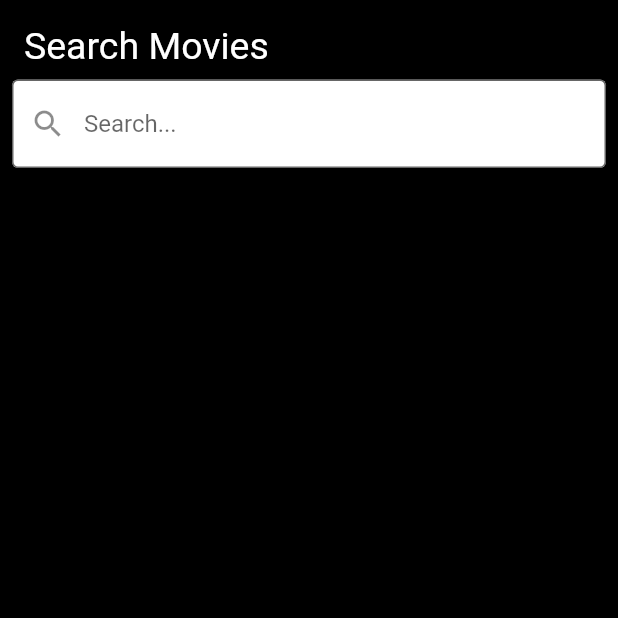
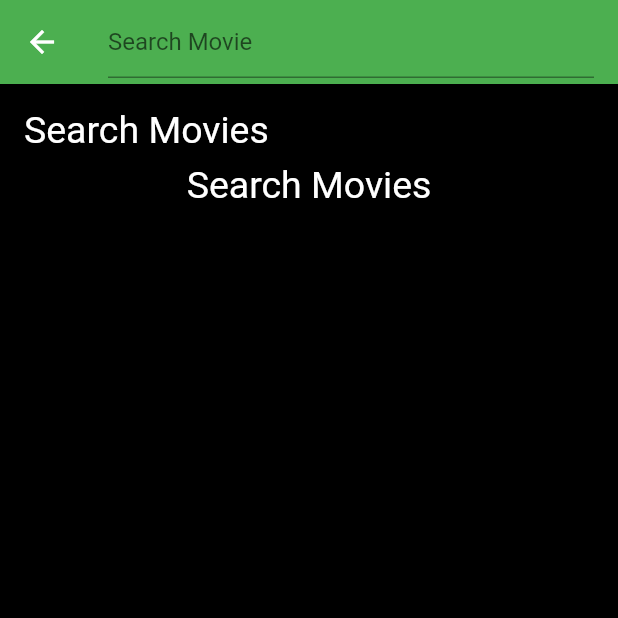
Before and after one commit to Pramod800/movie_application, a Flutter app: the screen it shows after launch, after a tap on an icon or button, on a phone screen of 412 x 824 dp, the top half of it. Run offline on Flutter 3.47's test engine with Material 2 defaults, Android fonts, the phone set to English and light mode, and no system bars; our stand-ins replace auto_route, bloc, cached_network_image, dio, equatable, flutter_bloc and 1 more; network calls fail.

Commit message:
tabbar updated

```diff
--- a/lib/core/constants.dart
+++ b/lib/core/constants.dart
@@ -11,8 +11,8 @@ class MovieConstants {
   static String topRated =
       "https://api.themoviedb.org/3/movie/top_rated?api_key=$key&language=en-US&page=1";
 
-  static String trendingMovies =
-      "http://api.themoviedb.org/3/movie/upcoming?api_key=$key";
+  static String searchMovieUrl =
+      "https://api.themoviedb.org/3/search/movie?api_key=$key&language=en-US&page=1&include_adult=false&";
 }
 // Latedt Movies::::   https://api.themoviedb.org/3/movie/latest?api_key=caebc202bd0a26f84f4e0d986beb15cd&language=en-US
 // similar movies :::   https://api.themoviedb.org/3/movie/{movie_id}/similar?api_key=caebc202bd0a26f84f4e0d986beb15cd&language=en-US&page=1
--- a/lib/features/movies/data/models/popularMovies.dart
+++ b/lib/features/movies/data/models/popularMovies.dart
@@ -1,29 +1,18 @@
-// To parse this JSON data, do
-//
-//     final popularMovies = popularMoviesFromJson(jsonString);
-
-import 'package:meta/meta.dart';
-import 'dart:convert';
-
-PopularMovies popularMoviesFromJson(String str) =>
-    PopularMovies.fromJson(json.decode(str));
-
-String popularMoviesToJson(PopularMovies data) => json.encode(data.toJson());
-
-class PopularMovies {
-  PopularMovies({
+class SearchedMovieModel {
+  SearchedMovieModel({
     required this.page,
     required this.results,
     required this.totalPages,
     required this.totalResults,
   });
 
-  final int page;
-  final List<Result> results;
-  final int totalPages;
-  final int totalResults;
+  int page;
+  List<Result> results;
+  int totalPages;
+  int totalResults;
 
-  factory PopularMovies.fromJson(Map<String, dynamic> json) => PopularMovies(
+  factory SearchedMovieModel.fromJson(Map<String, dynamic> json) =>
+      SearchedMovieModel(
         page: json["page"],
         results:
             List<Result>.from(json["results"].map((x) => Result.fromJson(x))),
@@ -42,14 +31,14 @@ class PopularMovies {
 class Result {
   Result({
     required this.adult,
-    required this.backdropPath,
+    this.backdropPath,
     required this.genreIds,
     required this.id,
     required this.originalLanguage,
     required this.originalTitle,
     required this.overview,
     required this.popularity,
-    required this.posterPath,
+    this.posterPath,
     required this.releaseDate,
     required this.title,
     required this.video,
@@ -57,33 +46,32 @@ class Result {
     required this.voteCount,
   });
 
-  final bool adult;
-  final String backdropPath;
-  final List<int> genreIds;
-  final int id;
-  final OriginalLanguage originalLanguage;
-  final String originalTitle;
-  final String overview;
-  final double popularity;
-  final String posterPath;
-  final DateTime releaseDate;
-  final String title;
-  final bool video;
-  final double voteAverage;
-  final int voteCount;
+  bool adult;
+  String? backdropPath;
+  List<int> genreIds;
+  int id;
+  String originalLanguage;
+  String originalTitle;
+  String overview;
+  double popularity;
+  String? posterPath;
+  String releaseDate;
+  String title;
+  bool video;
+  double voteAverage;
+  int voteCount;
 
   factory Result.fromJson(Map<String, dynamic> json) => Result(
         adult: json["adult"],
         backdropPath: json["backdrop_path"],
         genreIds: List<int>.from(json["genre_ids"].map((x) => x)),
         id: json["id"],
-        originalLanguage:
-            originalLanguageValues.map[json["original_language"]]!,
+        originalLanguage: json["original_language"]!,
         originalTitle: json["original_title"],
         overview: json["overview"],
         popularity: json["popularity"]?.toDouble(),
         posterPath: json["poster_path"],
-        releaseDate: DateTime.parse(json["release_date"]),
+        releaseDate: json["release_date"],
         title: json["title"],
         video: json["video"],
         voteAverage: json["vote_average"]?.toDouble(),
@@ -95,36 +83,15 @@ class Result {
         "backdrop_path": backdropPath,
         "genre_ids": List<dynamic>.from(genreIds.map((x) => x)),
         "id": id,
-        "original_language": originalLanguageValues.reverse[originalLanguage],
+        "original_language": originalLanguage,
         "original_title": originalTitle,
         "overview": overview,
         "popularity": popularity,
         "poster_path": posterPath,
-        "release_date":
-            "${releaseDate.year.toString().padLeft(4, '0')}-${releaseDate.month.toString().padLeft(2, '0')}-${releaseDate.day.toString().padLeft(2, '0')}",
+        "release_date": releaseDate,
         "title": title,
         "video": video,
         "vote_average": voteAverage,
         "vote_count": voteCount,
       };
 }
-
-enum OriginalLanguage { EN, CN, ES }
-
-final originalLanguageValues = EnumValues({
-  "cn": OriginalLanguage.CN,
-  "en": OriginalLanguage.EN,
-  "es": OriginalLanguage.ES
-});
-
-class EnumValues<T> {
-  Map<String, T> map;
-  late Map<T, String> reverseMap;
-
-  EnumValues(this.map);
-
-  Map<T, String> get reverse {
-    reverseMap = map.map((k, v) => MapEntry(v, k));
-    return reverseMap;
-  }
-}
--- a/lib/features/movies/data/repository/movie_repository.dart
+++ b/lib/features/movies/data/repository/movie_repository.dart
@@ -18,7 +18,8 @@ class MovieRepository {
     return await _movieDataSource.fetchMovieDetails(movieId: movieId);
   }
 
-  Future<List<PopularMovies>> getPopularMovies() async {
-    return await _movieDataSource.fetchPopularMovies();
+  Future<SearchedMovieModel?> searchMovie(
+      {required String queryFromCubit}) async {
+    return await _movieDataSource.searchMovie(query: queryFromCubit);
   }
 }
--- a/lib/features/movies/presentation/blocs/movie_search_cubit/movie_search_cubit_cubit.dart
+++ b/lib/features/movies/presentation/blocs/movie_search_cubit/movie_search_cubit_cubit.dart
@@ -1,8 +1,31 @@
 import 'package:bloc/bloc.dart';
 import 'package:equatable/equatable.dart';
+import 'package:movie_application/features/movies/data/models/popularMovies.dart';
+import 'package:movie_application/features/movies/data/repository/movie_repository.dart';
+import 'package:movie_application/main.dart';
 
 part 'movie_search_cubit_state.dart';
 
-class MovieSearchCubitCubit extends Cubit<MovieSearchState> {
-  MovieSearchCubitCubit() : super(MovieSearchInitial());
+class MovieSearchCubit extends Cubit<MovieSearchState> {
+  MovieSearchCubit()
+      : _movieRepository = getIt<MovieRepository>(),
+        super(MovieSearchInitial());
+
+  late final MovieRepository _movieRepository;
+  void searchMovie({required String queryFromUi}) async {
+    emit(MovieFetching());
+
+    final SearchedMovieModel? movieModel =
+        await _movieRepository.searchMovie(queryFromCubit: queryFromUi);
+
+    _checkResultResponse(movieModel);
+  }
+
+  void _checkResultResponse(SearchedMovieModel? movieModel) {
+    if (movieModel != null && movieModel.results.isNotEmpty) {
+      emit(SearchedMovieFetched(searchedMovieModel: movieModel));
+    } else {
+      emit(const SearchedError(errorMessage: 'No Result Found'));
+    }
+  }
 }
--- a/lib/features/movies/presentation/blocs/movie_search_cubit/movie_search_cubit_state.dart
+++ b/lib/features/movies/presentation/blocs/movie_search_cubit/movie_search_cubit_state.dart
@@ -9,10 +9,25 @@ class MovieSearchInitial extends MovieSearchState {
   List<Object> get props => [];
 }
 
-class MovieSearchedState extends MovieSearchState {
-  final MovieSearchedState movieDetailsModel;
+class MovieFetching extends MovieSearchState {
+  @override
+  List<Object> get props => [];
+}
 
-  const MovieSearchedState(this.movieDetailsModel);
+class SearchedMovieFetched extends MovieSearchState {
+  const SearchedMovieFetched({required this.searchedMovieModel});
+
+  final SearchedMovieModel searchedMovieModel;
+
   @override
-  List<Object?> get props => [movieDetailsModel];
+  List<Object> get props => [searchedMovieModel];
 }
+
+class SearchedError extends MovieSearchState {
+  const SearchedError({required this.errorMessage});
+
+  final String errorMessage;
+
+  @override
+  List<Object> get props => [errorMessage];
+}
--- a/lib/features/movies/presentation/screens/movieSearchScreen.dart
+++ b/lib/features/movies/presentation/screens/movieSearchScreen.dart
@@ -1,4 +1,8 @@
 import 'package:flutter/material.dart';
+import 'package:flutter_bloc/flutter_bloc.dart';
+import 'package:movie_application/features/movies/data/models/popularMovies.dart';
+import 'package:movie_application/features/movies/presentation/blocs/movie_search_cubit/movie_search_cubit_cubit.dart';
+import 'package:movie_application/main.dart';
 
 class MovieSearchScreen extends StatefulWidget {
   const MovieSearchScreen({Key? key}) : super(key: key);
@@ -8,9 +12,31 @@ class MovieSearchScreen extends StatefulWidget {
 }
 
 class _MovieSearchScreenState extends State<MovieSearchScreen> {
+  late TextEditingController _textEditingController;
+  late MovieSearchCubit _movieSearchCubit;
+
+  @override
+  void initState() {
+
+    super.initState();
+    _textEditingController=TextEditingController();
+    _movieSearchCubit = getIt<MovieSearchCubit>();
+
+  }
   @override
   Widget build(BuildContext context) {
     return Scaffold(
+      appBar: AppBar(
+        backgroundColor: Colors.green,
+        title: TextFormField(
+          controller: _textEditingController,
+          autocorrect: false,
+          decoration: const InputDecoration(hintText: 'Search Movie'),
+          onFieldSubmitted: (userInput) {
+            _movieSearchCubit.searchMovie(queryFromUi: userInput);
+          },
+        ),
+      ),
       backgroundColor: Colors.black,
       body: SafeArea(
         child: Padding(
@@ -29,21 +55,51 @@ class _MovieSearchScreenState extends State<MovieSearchScreen> {
               ),
               Column(
                 children: [
-                  // Text(
-                  //   "Search Movies",
-                  //   style: TextStyle(fontSize: 25, color: Colors.white),
-                  //   textAlign: TextAlign.start,
-                  // ),
-                  TextFormField(
-                    decoration: const InputDecoration(
-                      border: OutlineInputBorder(
-                          borderRadius: BorderRadius.all(Radius.circular(4.0))),
-                      hintText: 'Search...',
-                      prefixIcon: Icon(Icons.search),
-                      fillColor: Colors.white,
-                      filled: true,
-                    ),
+                  Text(
+                    "Search Movies",
+                    style: TextStyle(fontSize: 25, color: Colors.white),
+                    textAlign: TextAlign.start,
                   ),
+                  BlocBuilder<MovieSearchCubit, MovieSearchState>(
+                      bloc: _movieSearchCubit,
+                      builder: (context, state) {
+                        if (state is MovieFetching) {
+                          return const Center(
+                            child: CircularProgressIndicator(),
+                          );
+                        } else if (state is SearchedMovieFetched) {
+                          final SearchedMovieModel searchedMovie =
+                              state.searchedMovieModel;
+
+                          return Expanded(
+                            child: Padding(
+                              padding: const EdgeInsets.all(8.0),
+                              child: ListView.builder(
+                                  itemCount: searchedMovie.results.length,
+                                  itemBuilder: (context, index) {
+                                    final singleMovie =
+                                        searchedMovie.results[index];
+
+                                    return Column(
+                                      children: [
+                                        Text(singleMovie.title),
+                                        Text(singleMovie.originalLanguage),
+                                        Text(singleMovie.overview),
+                                      ],
+                                    );
+                                  }),
+                            ),
+                          );
+                        } else if (state is SearchedError) {
+                          return Center(
+                            child: Text(state.errorMessage),
+                          );
+                        }
+                        return const Center(
+                          child: Text('You have not searched any movies yet'),
+                        );
+                      })
+
                 ],
               ),
             ],
--- a/lib/features/movies/presentation/screens/moviesHomeScreen.dart
+++ b/lib/features/movies/presentation/screens/moviesHomeScreen.dart
@@ -24,11 +24,19 @@ class MovieHomeScreen extends StatefulWidget {
 class _MovieHomeScreenState extends State<MovieHomeScreen> {
   late MovieCubit _movieCubit;
   late MovieDetailsCubit _movieDetailsCubit;
+  late TabController _tabcontroller;
+
   @override
   void initState() {
     super.initState();
+    // _tabcontroller = TabController(length: 3, vsync: this);
     _movieCubit = getIt<MovieCubit>();
     _movieDetailsCubit = getIt<MovieDetailsCubit>();
+    // _controller = TabController(
+    //   initialIndex: 0,
+    //   length: 2,
+    //   vsync: this,
+    // );
 
     getIt<MovieCubit>().getUpcomingMovies(
         apiUrl:
@@ -43,9 +51,6 @@ class _MovieHomeScreenState extends State<MovieHomeScreen> {
         if (state is MovieDetailsFetched) {
           final movieDetailsModel = state.movieDetailsModel;
           // Navigator.of(context).pop();
-          // Navigator.of(context).push(MaterialPageRoute(
-          //     builder: (context) =>
-          //         MovieDetailScreen(movieDetailsModel: movieDetailsModel)));
 
           Navigator.of(context).push(
             CupertinoPageRoute(
@@ -56,26 +61,41 @@ class _MovieHomeScreenState extends State<MovieHomeScreen> {
         }
       },
       child: DefaultTabController(
-        length: 4,
-        initialIndex: 1,
+        length: 3,
+        initialIndex: 0,
         child: Scaffold(
           appBar: PreferredSize(
             preferredSize: const Size.fromHeight(140),
             child: AppBar(
-              bottom: const TabBar(
+              bottom: TabBar(
+                onTap: (index) {
+                  if (index == 0) {
+                    _movieCubit.getUpcomingMovies(
+                        apiUrl:
+                            'http://api.themoviedb.org/3/movie/popular?api_key=caebc202bd0a26f84f4e0d986beb15cd');
+                  } else if (index == 1) {
+                    _movieCubit.getUpcomingMovies(
+                        apiUrl:
+                            'http://api.themoviedb.org/3/movie/upcoming?api_key=caebc202bd0a26f84f4e0d986beb15cd');
+                  } else if (index == 2) {
+                    _movieCubit.getUpcomingMovies(
+                        apiUrl:
+                            'http://api.themoviedb.org/3/movie/top_rated?api_key=caebc202bd0a26f84f4e0d986beb15cd');
+                  }
+                },
                 indicatorWeight: 0.1,
                 isScrollable: true,
                 // indicatorPadding: EdgeInsets.zero,
-                indicator: BoxDecoration(
+                indicator: const BoxDecoration(
                   shape: BoxShape.rectangle,
                   borderRadius:
                       BorderRadius.all(Radius.circular(25.0)), // Creates border
                   color: Colors.green,
                 ),
+
                 tabs: [
                   Tab(child: Text('Populars')),
                   Tab(child: Text('Coming Soons')),
-                  Tab(child: Text('Top Rated')),
                   Tab(child: Text('Top Rated')),
                 ],
               ),
@@ -117,9 +137,16 @@ class _MovieHomeScreenState extends State<MovieHomeScreen> {
                     movieCubit: _movieCubit,
                     movieDetailsCubit: _movieDetailsCubit),
               ),
-              const Text('Coming Soons'),
-              const Text('Top Rated'),
-              const Text('Upcoming'),
+              Center(
+                child: AllMoviesWidget(
+                    movieCubit: _movieCubit,
+                    movieDetailsCubit: _movieDetailsCubit),
+              ),
+              Center(
+                child: AllMoviesWidget(
+                    movieCubit: _movieCubit,
+                    movieDetailsCubit: _movieDetailsCubit),
+              ),
             ],
           ),
         ),
--- a/lib/main.dart
+++ b/lib/main.dart
@@ -1,17 +1,23 @@
 import 'package:dio/dio.dart';
 import 'package:flutter/material.dart';
 import 'package:get_it/get_it.dart';
+import 'package:movie_application/features/movies/data/data_source/movie_data_source.dart';
+import 'package:movie_application/features/movies/data/repository/movie_repository.dart';
 // import 'package:movie_application/core/router.dart';
 import 'package:movie_application/features/movies/presentation/blocs/movie_cubit/movie_cubit.dart';
 import 'package:movie_application/features/movies/presentation/blocs/movie_details_cubit/movie_details_cubit.dart';
+import 'package:movie_application/features/movies/presentation/blocs/movie_search_cubit/movie_search_cubit_cubit.dart';
 import 'package:movie_application/features/movies/presentation/screens/moviesHomeScreen.dart';
 
 GetIt getIt = GetIt.instance;
 void main() {
   getIt.registerLazySingleton<MovieCubit>(() => MovieCubit());
+  getIt.registerLazySingleton<MovieSearchCubit>(() => MovieSearchCubit());
   getIt.registerLazySingleton<Dio>(() => Dio());
   // getIt.registerLazySingleton<AppRouter>(() => AppRouter());
   getIt.registerLazySingleton<MovieDetailsCubit>(() => MovieDetailsCubit());
+  getIt.registerLazySingleton<MovieRepository>(
+      () => MovieRepository(MovieDataSource()));
 
   runApp(const MyApp());
 }
```
Also changed, not shown: lib/features/movies/data/data_source/movie_data_source.dart (+9 -14 lines), lib/features/movies/presentation/blocs/popular_movies_cubit/cubit/popular_movies_cubit.dart (deleted, +0 -18 lines), lib/features/movies/presentation/blocs/popular_movies_cubit/cubit/popular_movies_state.dart (deleted, +0 -17 lines).
